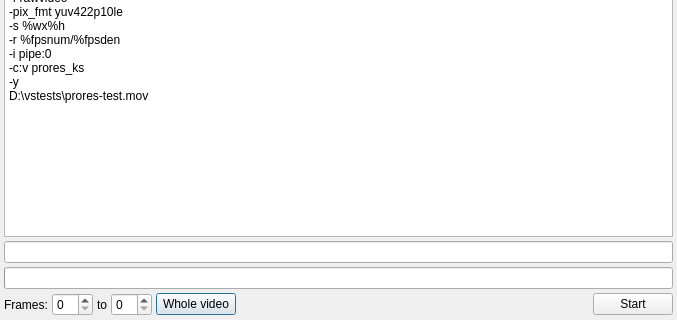
This is src/frame_consumers/encode_dialog.ui in YomikoR/VapourSynth-Editor as Qt 5 draws it before an edit; both pictures show x 0 to 677 and y 328 to 648 of the 677 by 648 pixel window. The edited form follows.
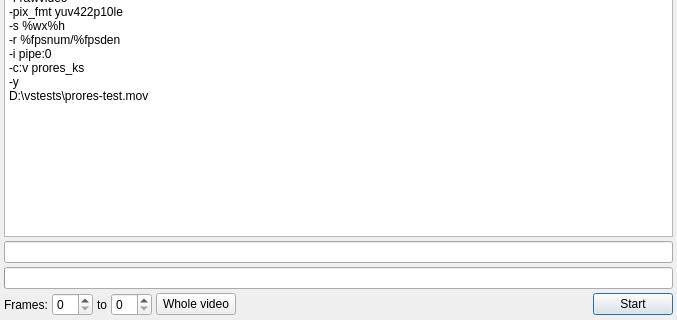
This is the edited form.

Commit message: Defaulted "Start" button in script processing dialogs.

Patch:
```diff
--- a/src/frame_consumers/encode_dialog.ui
+++ b/src/frame_consumers/encode_dialog.ui
@@ -179,6 +179,9 @@
        <property name="text">
         <string>Start</string>
        </property>
+       <property name="default">
+        <bool>true</bool>
+       </property>
       </widget>
      </item>
     </layout>
```
The commit also changes 1 other file.
